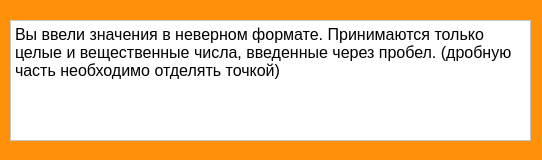
This is wrong_input.ui in AnnaSus1ova/C-project as Qt 5 draws it before an edit. The edited form follows.
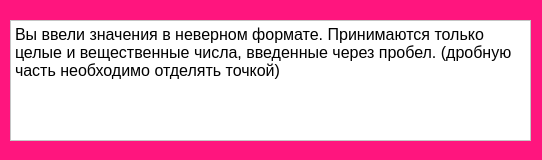
This is the edited form.

Diff of the .ui file:
```diff
--- a/wrong_input.ui
+++ b/wrong_input.ui
@@ -14,7 +14,7 @@
    <string>Ошибка</string>
   </property>
   <property name="styleSheet">
-   <string notr="true">background-color: rgb(255, 145, 10);</string>
+   <string notr="true">background-color: rgb(255, 21, 126)</string>
   </property>
   <widget class="QTextEdit" name="textEdit">
    <property name="geometry">
```
